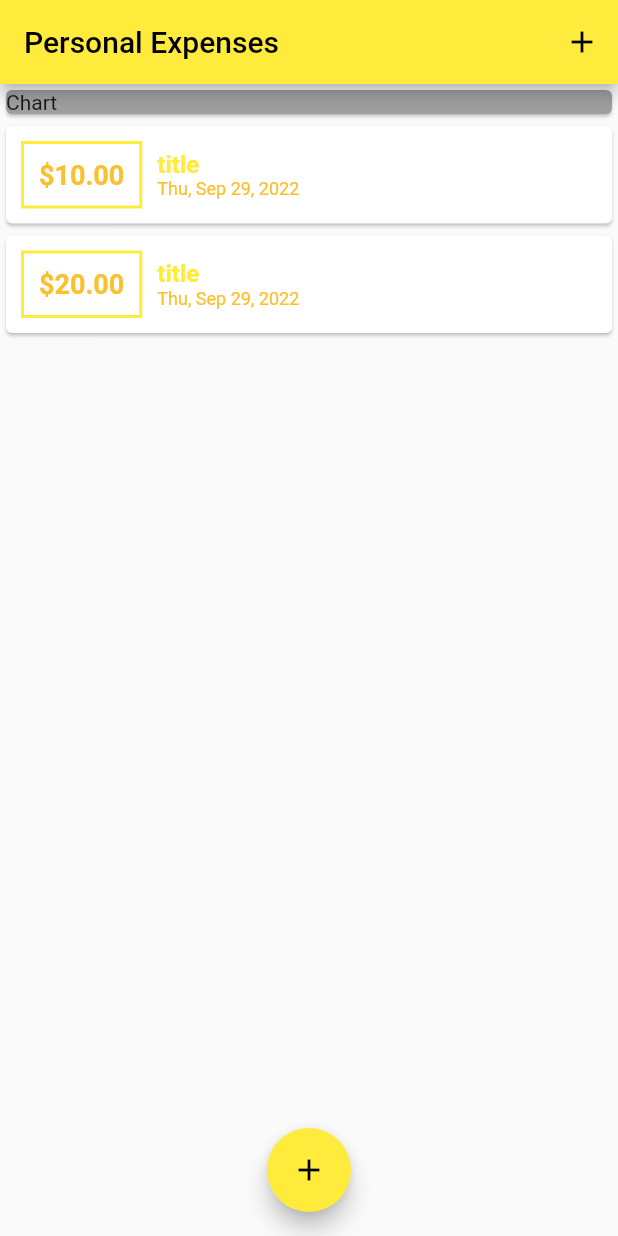
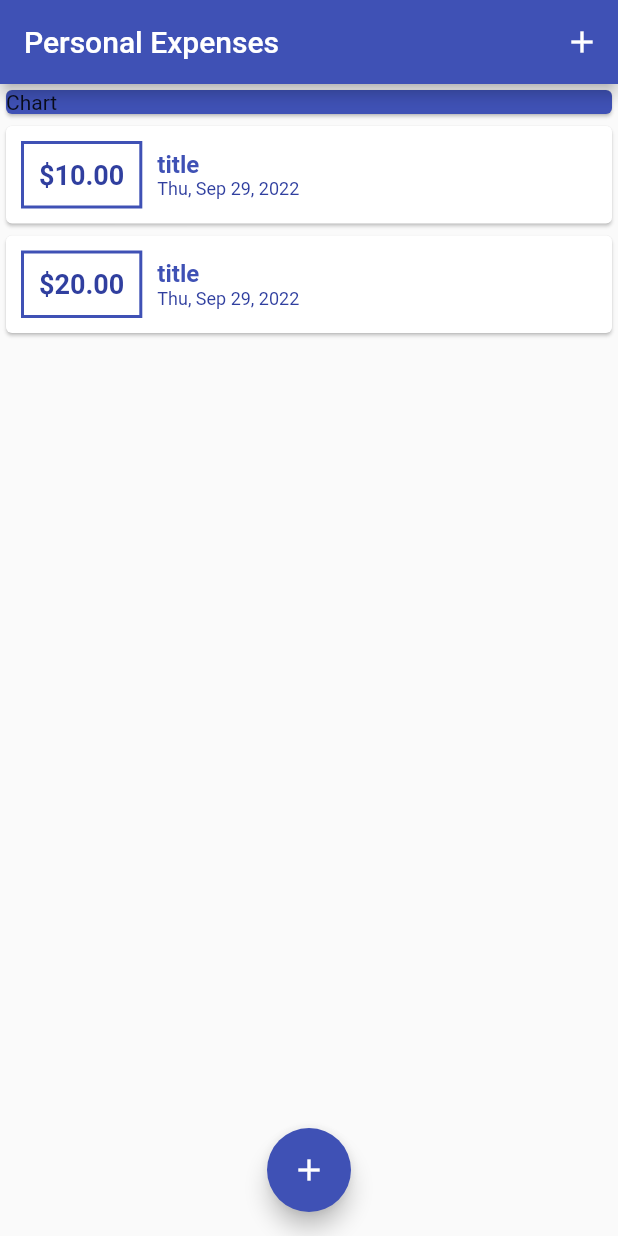
Before and after one commit to JohanPochampally/Personal-Expense-Tracker-App, a Flutter app: the screen it shows after launch, on a phone screen of 412 x 824 dp. Run offline on Flutter 3.47's test engine with Material 2 defaults, Android fonts, the phone set to English and light mode, and no system bars.

Commit message:
Theme changes

```diff
--- a/lib/main.dart
+++ b/lib/main.dart
@@ -11,7 +11,7 @@ class MyApp extends StatelessWidget {
     return MaterialApp(
       title: 'Personal Expenses App',
       theme: ThemeData(
-        primarySwatch: Colors.yellow,
+        primarySwatch: Colors.indigo,
       ),
       home: MyHomePage(),
     );
@@ -86,8 +86,8 @@ class _MyHomePageState extends State<MyHomePage> {
             Container(
               color: Colors.transparent,
               width: double.infinity,
-              child: const Card(
-                color: Colors.grey,
+              child: Card(
+                color: Theme.of(context).primaryColor,
                 child: Text('Chart'),
               ),
             ),
```
